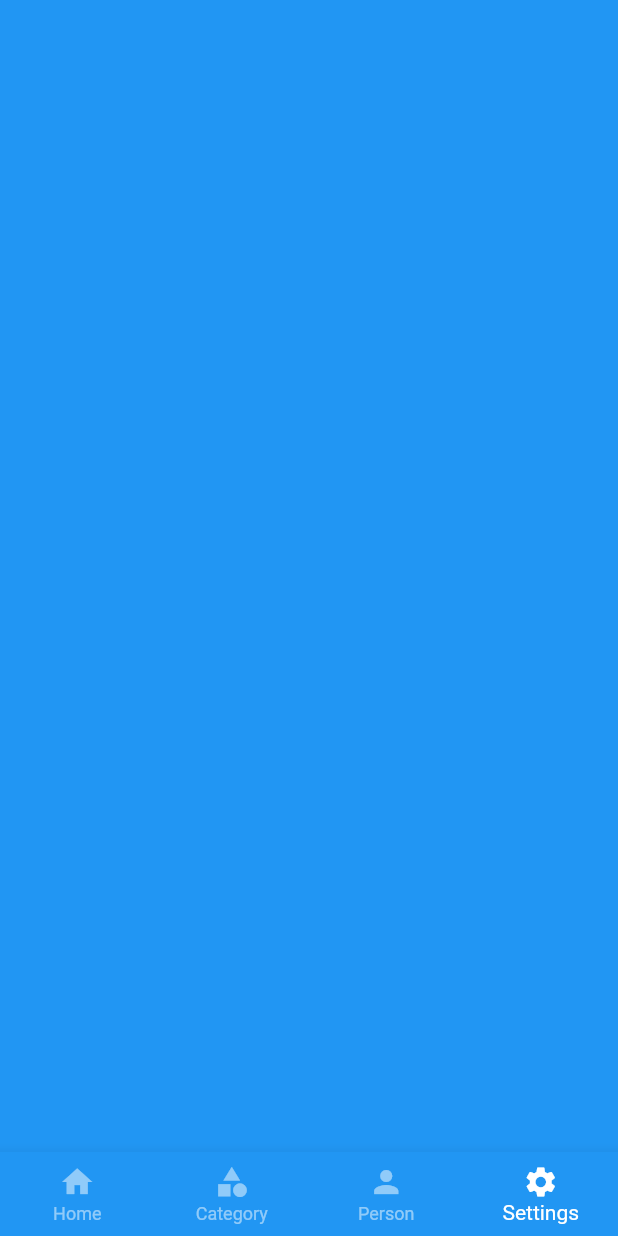
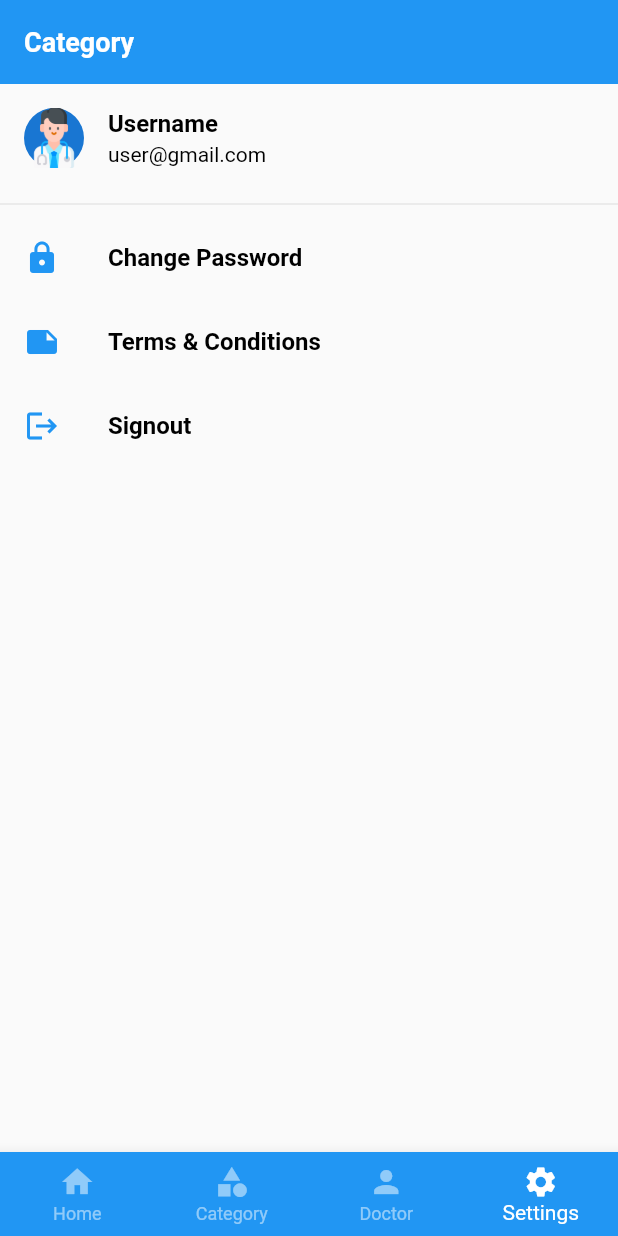
Before and after one commit to Sohag-84/Doctor-Appointment, a Flutter app: the Home screen opened directly, item 4 of the bottom bar chosen, on a phone screen of 412 x 824 dp. Run offline on Flutter 3.47's test engine with Material 2 defaults, Android fonts, the phone set to English and light mode, and no system bars; our stand-ins replace get, velocity_x.

Commit message:
settings screen is designed

```diff
--- a/lib/consts/list.dart
+++ b/lib/consts/list.dart
@@ -18,3 +18,15 @@ List<String> iconsTitleList = [
   AppStrings.heart,
   AppStrings.kidney,
 ];
+
+List<String> settingsList = [
+  AppStrings.changePassword,
+  AppStrings.termsConditions,
+  AppStrings.signout,
+];
+
+List settingsListIcon = [
+  Icons.lock,
+  Icons.note,
+  Icons.logout,
+];
--- a/lib/consts/strings.dart
+++ b/lib/consts/strings.dart
@@ -30,5 +30,8 @@ class AppStrings {
       kidney = "Kidney",
       category = "Category",
       doctor = "Doctor Login",
-      settings = "Settings";
+      settings = "Settings",
+      changePassword = "Change Password",
+      termsConditions = "Terms & Conditions",
+      signout = "Signout";
 }
--- a/lib/views/category/category_screen.dart
+++ b/lib/views/category/category_screen.dart
@@ -17,6 +17,7 @@ class CategoryScreen extends StatelessWidget {
         title: AppStyles.bold(
           title: AppStrings.category,
           size: AppSizes.size18,
+          color: AppColors.whiteColor,
         ),
       ),
       body: Padding(
--- a/lib/views/home/home.dart
+++ b/lib/views/home/home.dart
@@ -3,6 +3,8 @@
 import 'package:doctor_appointment/consts/consts.dart';
 import 'package:doctor_appointment/views/category/category_screen.dart';
 import 'package:doctor_appointment/views/home/home_screen.dart';
+import 'package:doctor_appointment/views/login/login_screen.dart';
+import 'package:doctor_appointment/views/settings/settings_screen.dart';
 
 class Home extends StatefulWidget {
   const Home({super.key});
@@ -17,12 +19,8 @@ class _HomeState extends State<Home> {
   List screenList = [
     HomeScreen(),
     CategoryScreen(),
-    Container(
-      color: Colors.orange,
-    ),
-    Container(
-      color: Colors.blue,
-    ),
+    LoginScreen(),
+    SettingsScreen(),
   ];
   @override
   Widget build(BuildContext context) {
@@ -55,7 +53,7 @@ class _HomeState extends State<Home> {
           ),
           BottomNavigationBarItem(
             icon: Icon(Icons.person),
-            label: "Person",
+            label: "Doctor",
           ),
           BottomNavigationBarItem(
             icon: Icon(Icons.settings),
--- a/lib/views/home/home_screen.dart
+++ b/lib/views/home/home_screen.dart
@@ -18,6 +18,7 @@ class _HomeScreenState extends State<HomeScreen> {
     return Scaffold(
       appBar: AppBar(
         elevation: 0,
+        automaticallyImplyLeading: false,
         title: AppStyles.bold(
           title: "${AppStrings.welcome} User",
           color: AppColors.whiteColor,
--- /dev/null
+++ b/lib/views/settings/settings_screen.dart
@@ -0,0 +1,52 @@
+// ignore_for_file: prefer_const_constructors
+
+import 'package:doctor_appointment/consts/consts.dart';
+import 'package:doctor_appointment/consts/fonts.dart';
+import 'package:doctor_appointment/consts/list.dart';
+
+class SettingsScreen extends StatelessWidget {
+  const SettingsScreen({super.key});
+
+  @override
+  Widget build(BuildContext context) {
+    return Scaffold(
+      appBar: AppBar(
+        elevation: 0,
+        automaticallyImplyLeading: false,
+        title: AppStyles.bold(
+          title: AppStrings.category,
+          size: AppSizes.size18,
+          color: AppColors.whiteColor,
+        ),
+      ),
+      body: Column(
+        children: [
+          ListTile(
+            leading: CircleAvatar(
+              child: Image.asset(AppAssets.imgDoctor),
+            ),
+            title: AppStyles.bold(title: "Username"),
+            subtitle: AppStyles.normal(title: "user@gmail.com"),
+          ),
+          Divider(),
+          ListView(
+            shrinkWrap: true,
+            children: List.generate(
+              settingsList.length,
+              (index) => ListTile(
+                onTap: () {},
+                leading: Icon(
+                  settingsListIcon[index],
+                  color: AppColors.blueColor,
+                ),
+                title: AppStyles.bold(
+                  title: settingsList[index],
+                ),
+              ),
+            ),
+          ),
+        ],
+      ),
+    );
+  }
+}
```
